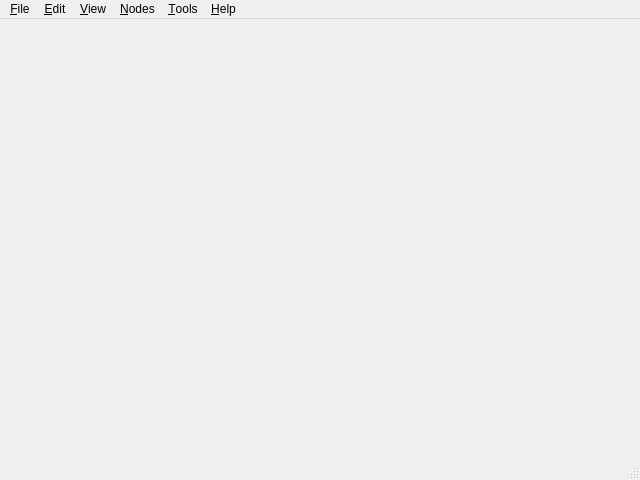
First picture: the form in src/dialogs/main_window.ui, repository mbasaglia/Knotter, before the edit.
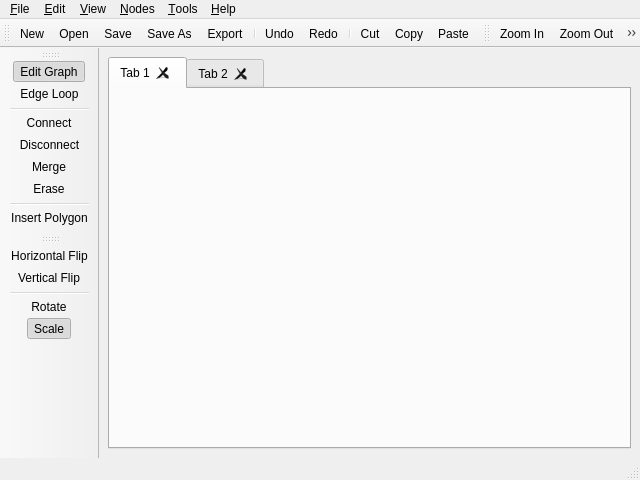
Second picture: the form after the edit. Icons and pictures are not drawn.

```diff
--- a/src/dialogs/main_window.ui
+++ b/src/dialogs/main_window.ui
@@ -13,7 +13,33 @@
   <property name="windowTitle">
    <string>MainWindow</string>
   </property>
-  <widget class="QWidget" name="centralwidget"/>
+  <widget class="QWidget" name="centralwidget">
+   <layout class="QVBoxLayout" name="verticalLayout">
+    <item>
+     <widget class="QTabWidget" name="tabWidget">
+      <property name="documentMode">
+       <bool>false</bool>
+      </property>
+      <property name="tabsClosable">
+       <bool>true</bool>
+      </property>
+      <property name="movable">
+       <bool>true</bool>
+      </property>
+      <widget class="QWidget" name="tab">
+       <attribute name="title">
+        <string>Tab 1</string>
+       </attribute>
+      </widget>
+      <widget class="QWidget" name="tab_2">
+       <attribute name="title">
+        <string>Tab 2</string>
+       </attribute>
+      </widget>
+     </widget>
+    </item>
+   </layout>
+  </widget>
   <widget class="QMenuBar" name="menubar">
    <property name="geometry">
     <rect>
@@ -36,15 +62,14 @@
        <normaloff/>
       </iconset>
      </property>
-     <addaction name="actionPlaceholder"/>
     </widget>
     <addaction name="action_New"/>
     <addaction name="action_Open"/>
     <addaction name="menu_Open_Recent"/>
     <addaction name="separator"/>
     <addaction name="action_Save"/>
-    <addaction name="actionSave_As"/>
-    <addaction name="actionSave_A_ll"/>
+    <addaction name="action_Save_As"/>
+    <addaction name="action_Save_All"/>
     <addaction name="action_Export"/>
     <addaction name="separator"/>
     <addaction name="action_Close"/>
@@ -61,14 +86,17 @@
      <string>&amp;Edit</string>
     </property>
     <addaction name="separator"/>
+    <addaction name="action_Undo"/>
+    <addaction name="action_Redo"/>
+    <addaction name="separator"/>
     <addaction name="action_Cut"/>
     <addaction name="action_Copy"/>
     <addaction name="action_Paste"/>
     <addaction name="action_Delete"/>
     <addaction name="separator"/>
-    <addaction name="actionSelect_All"/>
+    <addaction name="action_Select_All"/>
     <addaction name="separator"/>
-    <addaction name="action_Preferemces"/>
+    <addaction name="action_Preferences"/>
    </widget>
    <widget class="QMenu" name="menu_View">
     <property name="title">
@@ -83,7 +111,6 @@
        <normaloff/>
       </iconset>
      </property>
-     <addaction name="actionPlaceholder_2"/>
     </widget>
     <widget class="QMenu" name="menu_Docks">
      <property name="title">
@@ -94,7 +121,6 @@
        <normaloff/>
       </iconset>
      </property>
-     <addaction name="actionPlaceholder_3"/>
     </widget>
     <widget class="QMenu" name="menu_Zoom">
      <property name="title">
@@ -106,13 +132,16 @@
       </iconset>
      </property>
      <addaction name="action_Zoom_In"/>
-     <addaction name="actionZoom_Out"/>
+     <addaction name="action_Zoom_Out"/>
      <addaction name="action_Reset_Zoom"/>
     </widget>
     <widget class="QMenu" name="menu_Rendering">
      <property name="title">
       <string>R&amp;endering</string>
      </property>
+     <property name="icon">
+      <iconset theme="knot-render-plain"/>
+     </property>
      <addaction name="action_Normal"/>
      <addaction name="action_Highlight_Links"/>
     </widget>
@@ -170,6 +199,80 @@
    <addaction name="menu_Help"/>
   </widget>
   <widget class="QStatusBar" name="statusbar"/>
+  <widget class="QToolBar" name="toolbar_main">
+   <property name="windowTitle">
+    <string>Main Toolbar</string>
+   </property>
+   <attribute name="toolBarArea">
+    <enum>TopToolBarArea</enum>
+   </attribute>
+   <attribute name="toolBarBreak">
+    <bool>false</bool>
+   </attribute>
+   <addaction name="action_New"/>
+   <addaction name="action_Open"/>
+   <addaction name="action_Save"/>
+   <addaction name="action_Save_As"/>
+   <addaction name="action_Export"/>
+   <addaction name="separator"/>
+   <addaction name="action_Undo"/>
+   <addaction name="action_Redo"/>
+   <addaction name="separator"/>
+   <addaction name="action_Cut"/>
+   <addaction name="action_Copy"/>
+   <addaction name="action_Paste"/>
+  </widget>
+  <widget class="QToolBar" name="toolbar_view">
+   <property name="windowTitle">
+    <string>View Toolbar</string>
+   </property>
+   <attribute name="toolBarArea">
+    <enum>TopToolBarArea</enum>
+   </attribute>
+   <attribute name="toolBarBreak">
+    <bool>false</bool>
+   </attribute>
+   <addaction name="action_Zoom_In"/>
+   <addaction name="action_Zoom_Out"/>
+   <addaction name="separator"/>
+   <addaction name="action_Show_Graph"/>
+  </widget>
+  <widget class="QToolBar" name="toolbar_draw">
+   <property name="windowTitle">
+    <string>Drawing Toolbar</string>
+   </property>
+   <attribute name="toolBarArea">
+    <enum>LeftToolBarArea</enum>
+   </attribute>
+   <attribute name="toolBarBreak">
+    <bool>false</bool>
+   </attribute>
+   <addaction name="action_Edit_Graph"/>
+   <addaction name="action_Edge_Loop"/>
+   <addaction name="separator"/>
+   <addaction name="action_Connect"/>
+   <addaction name="action_Disconnect"/>
+   <addaction name="action_Merge"/>
+   <addaction name="action_Erase"/>
+   <addaction name="separator"/>
+   <addaction name="action_Insert_Polygon"/>
+  </widget>
+  <widget class="QToolBar" name="toolbar_transform">
+   <property name="windowTitle">
+    <string>Transformation Toolbar</string>
+   </property>
+   <attribute name="toolBarArea">
+    <enum>LeftToolBarArea</enum>
+   </attribute>
+   <attribute name="toolBarBreak">
+    <bool>false</bool>
+   </attribute>
+   <addaction name="action_Mirror_Horizontal"/>
+   <addaction name="action_Mirror_Vertical"/>
+   <addaction name="separator"/>
+   <addaction name="action_Rotate"/>
+   <addaction name="action_Scale"/>
+  </widget>
   <action name="action_Open">
    <property name="icon">
     <iconset theme="document-open">
@@ -205,7 +308,7 @@
     <string>&amp;Save</string>
    </property>
   </action>
-  <action name="actionSave_As">
+  <action name="action_Save_As">
    <property name="icon">
     <iconset theme="document-save-as">
      <normaloff/>
@@ -215,7 +318,7 @@
     <string>Save &amp;As...</string>
    </property>
   </action>
-  <action name="actionSave_A_ll">
+  <action name="action_Save_All">
    <property name="icon">
     <iconset theme="document-save-all">
      <normaloff/>
@@ -224,6 +327,9 @@
    <property name="text">
     <string>Save A&amp;ll</string>
    </property>
+   <property name="shortcut">
+    <string>Ctrl+Shift+S</string>
+   </property>
   </action>
   <action name="action_Print">
    <property name="icon">
@@ -269,6 +375,9 @@
    <property name="text">
     <string>Close All</string>
    </property>
+   <property name="shortcut">
+    <string>Ctrl+Shift+W</string>
+   </property>
   </action>
   <action name="action_Exit">
    <property name="icon">
@@ -320,7 +429,7 @@
     <string>&amp;Delete</string>
    </property>
   </action>
-  <action name="actionSelect_All">
+  <action name="action_Select_All">
    <property name="icon">
     <iconset theme="edit-select-all">
      <normaloff/>
@@ -330,14 +439,14 @@
     <string>Select &amp;All</string>
    </property>
   </action>
-  <action name="action_Preferemces">
+  <action name="action_Preferences">
    <property name="icon">
     <iconset theme="preferences-other">
      <normaloff/>
     </iconset>
    </property>
    <property name="text">
-    <string>&amp;Preferemces...</string>
+    <string>&amp;Preferences...</string>
    </property>
   </action>
   <action name="actionPlaceholder_2">
@@ -370,7 +479,7 @@
     <string>Zoom &amp;In</string>
    </property>
   </action>
-  <action name="actionZoom_Out">
+  <action name="action_Zoom_Out">
    <property name="icon">
     <iconset theme="zoom-out">
      <normaloff/>
@@ -389,6 +498,9 @@
    <property name="text">
     <string>&amp;Reset Zoom</string>
    </property>
+   <property name="shortcut">
+    <string>Ctrl+0</string>
+   </property>
   </action>
   <action name="action_Show_Graph">
    <property name="checkable">
@@ -397,6 +509,9 @@
    <property name="checked">
     <bool>true</bool>
    </property>
+   <property name="icon">
+    <iconset theme="knot-graph-on"/>
+   </property>
    <property name="text">
     <string>Display &amp;Graph</string>
    </property>
@@ -419,6 +534,9 @@
    <property name="checked">
     <bool>true</bool>
    </property>
+   <property name="icon">
+    <iconset theme="knot-render-plain"/>
+   </property>
    <property name="text">
     <string>&amp;Normal</string>
    </property>
@@ -427,6 +545,9 @@
    <property name="checkable">
     <bool>true</bool>
    </property>
+   <property name="icon">
+    <iconset theme="knot-render-loops"/>
+   </property>
    <property name="text">
     <string>&amp;Highlight Links</string>
    </property>
@@ -440,6 +561,9 @@
    <property name="text">
     <string>&amp;Connect</string>
    </property>
+   <property name="shortcut">
+    <string>F</string>
+   </property>
   </action>
   <action name="action_Disconnect">
    <property name="icon">
@@ -509,6 +633,9 @@
    <property name="text">
     <string>&amp;Merge</string>
    </property>
+   <property name="shortcut">
+    <string>Ctrl+M</string>
+   </property>
   </action>
   <action name="action_Erase">
    <property name="icon">
@@ -519,6 +646,9 @@
    <property name="text">
     <string>&amp;Erase</string>
    </property>
+   <property name="shortcut">
+    <string>Del</string>
+   </property>
   </action>
   <action name="action_Edit_Graph">
    <property name="checkable">
@@ -535,14 +665,23 @@
    <property name="text">
     <string>&amp;Edit Graph</string>
    </property>
+   <property name="shortcut">
+    <string>Alt+Shift+E</string>
+   </property>
   </action>
   <action name="action_Edge_Loop">
    <property name="checkable">
     <bool>true</bool>
    </property>
+   <property name="icon">
+    <iconset theme="draw-jagged-line"/>
+   </property>
    <property name="text">
     <string>Edge &amp;Loop</string>
    </property>
+   <property name="shortcut">
+    <string>Alt+Shift+L</string>
+   </property>
   </action>
   <action name="action_Insert_Polygon">
    <property name="icon">
@@ -593,15 +732,36 @@
    <property name="text">
     <string>E&amp;xport...</string>
    </property>
+   <property name="shortcut">
+    <string>Ctrl+E</string>
+   </property>
   </action>
   <action name="action_Snap_to_Grid">
    <property name="icon">
-    <iconset theme="snap-orthogonal"/>
+    <iconset theme="snap-orthogonal">
+     <normaloff/>
+    </iconset>
    </property>
    <property name="text">
     <string>Snap to &amp;Grid</string>
    </property>
   </action>
+  <action name="action_Undo">
+   <property name="icon">
+    <iconset theme="edit-undo"/>
+   </property>
+   <property name="text">
+    <string>&amp;Undo</string>
+   </property>
+  </action>
+  <action name="action_Redo">
+   <property name="icon">
+    <iconset theme="edit-redo"/>
+   </property>
+   <property name="text">
+    <string>&amp;Redo</string>
+   </property>
+  </action>
  </widget>
  <resources/>
  <connections/>
```
